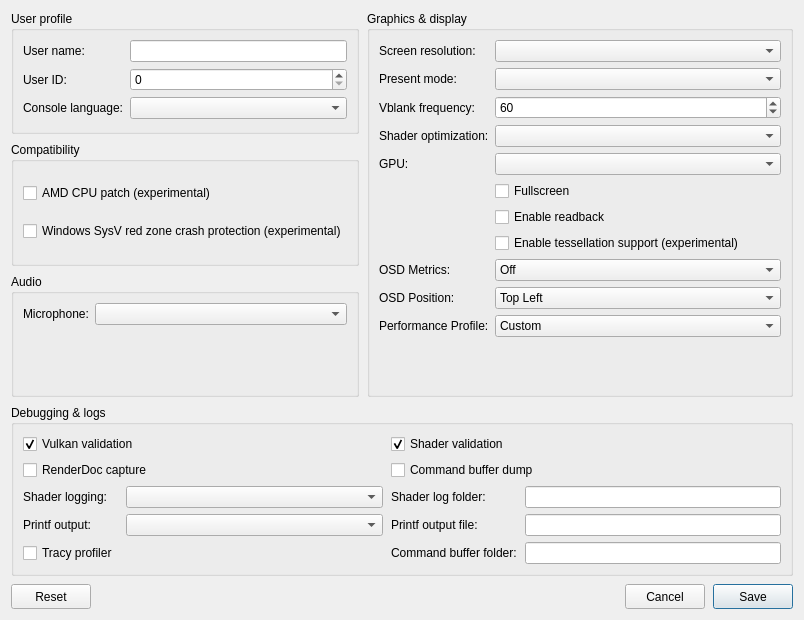
The window that src/launcher/forms/configuration_edit_dialog.ui (Xx-LiDAF-xX/KytyPS5) describes before a commit, drawn with Qt 5.
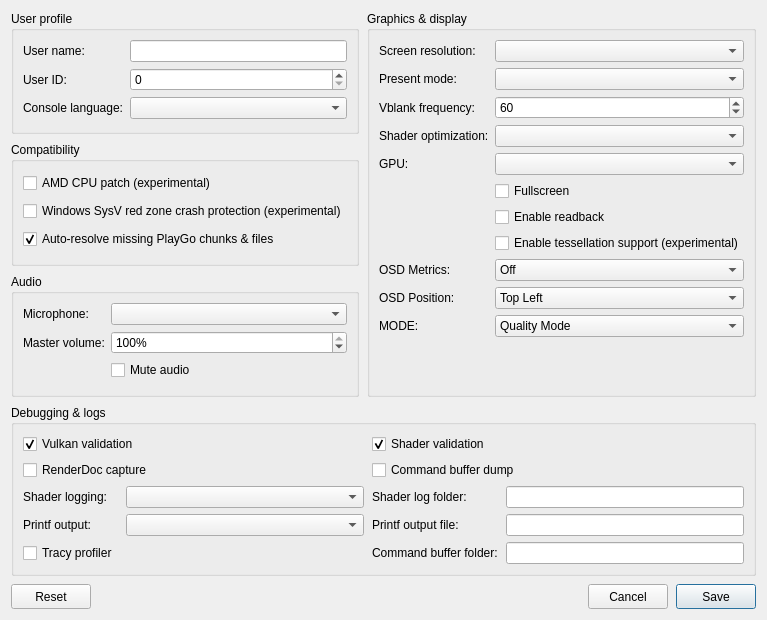
The same window after the commit. Custom widgets are drawn as their Qt base class.

```diff
--- a/src/launcher/forms/configuration_edit_dialog.ui
+++ b/src/launcher/forms/configuration_edit_dialog.ui
@@ -90,6 +90,26 @@
         <item row="0" column="1">
          <widget class="QComboBox" name="comboBox_audio_input_device"/>
         </item>
+        <item row="1" column="0">
+         <widget class="QLabel" name="label_master_volume">
+          <property name="text"><string>Master volume:</string></property>
+         </widget>
+        </item>
+        <item row="1" column="1">
+         <widget class="QSpinBox" name="spinBox_master_volume">
+          <property name="toolTip"><string>Master audio output volume (0-100%)</string></property>
+          <property name="minimum"><number>0</number></property>
+          <property name="maximum"><number>100</number></property>
+          <property name="value"><number>100</number></property>
+          <property name="suffix"><string>%</string></property>
+         </widget>
+        </item>
+        <item row="2" column="1">
+         <widget class="QCheckBox" name="checkBox_audio_muted">
+          <property name="toolTip"><string>Mute all emulator audio output</string></property>
+          <property name="text"><string>Mute audio</string></property>
+         </widget>
+        </item>
        </layout>
       </widget>
      </item>
@@ -129,8 +149,9 @@
         </item>
         <item row="2" column="1">
          <widget class="QSpinBox" name="spinBox_vblank_frequency">
-          <property name="toolTip"><string>Virtual display refresh rate used for frame pacing</string></property>
-          <property name="minimum"><number>30</number></property>
+          <property name="toolTip"><string>Virtual display refresh rate used for frame pacing (0 = Uncapped)</string></property>
+          <property name="specialValueText"><string>Uncapped</string></property>
+          <property name="minimum"><number>0</number></property>
           <property name="maximum"><number>360</number></property>
           <property name="value"><number>60</number></property>
          </widget>
@@ -202,16 +223,14 @@
         </item>
         <item row="10" column="0">
          <widget class="QLabel" name="label_profile">
-          <property name="text"><string>Performance Profile:</string></property>
+          <property name="text"><string>MODE:</string></property>
          </widget>
         </item>
         <item row="10" column="1">
          <widget class="QComboBox" name="comboBox_profile">
           <property name="toolTip"><string>Optimized presets for AMD Ryzen &amp; modern GPUs</string></property>
-          <item><property name="text"><string>Custom</string></property></item>
-          <item><property name="text"><string>Quality (Native 100% / High Fidelity)</string></property></item>
-          <item><property name="text"><string>Balanced (Recommended / 60 FPS Target)</string></property></item>
-          <item><property name="text"><string>Performance (Maximum FPS / High Headroom)</string></property></item>
+          <item><property name="text"><string>Quality Mode</string></property></item>
+          <item><property name="text"><string>Performance Mode</string></property></item>
          </widget>
         </item>
        </layout>
@@ -331,6 +350,13 @@
           <property name="text"><string>Windows SysV red zone crash protection (experimental)</string></property>
          </widget>
         </item>
+        <item>
+         <widget class="QCheckBox" name="checkBox_auto_fix_missing_files">
+          <property name="toolTip"><string>Automatically resolve missing PlayGo chunks, PRX files, and game assets to prevent loading hangs</string></property>
+          <property name="text"><string>Auto-resolve missing PlayGo chunks &amp;&amp; files</string></property>
+          <property name="checked"><bool>true</bool></property>
+         </widget>
+        </item>
        </layout>
       </widget>
      </item>
```
Left out of the diff: 1 changed line with no effect on the pictures.
